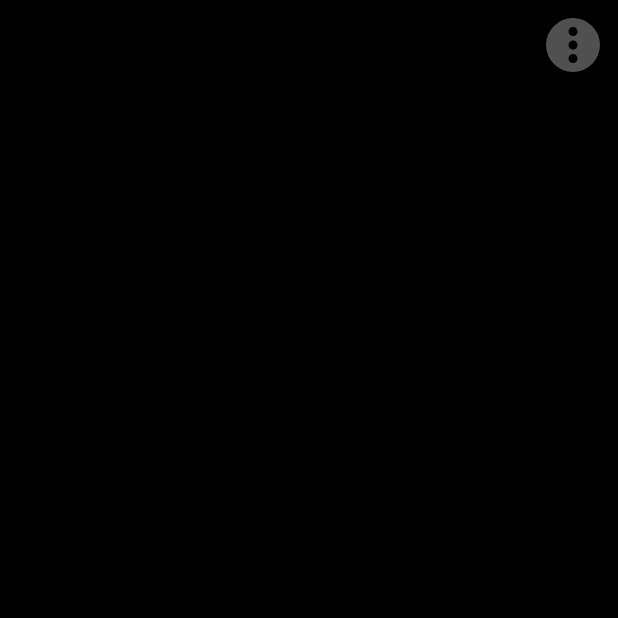
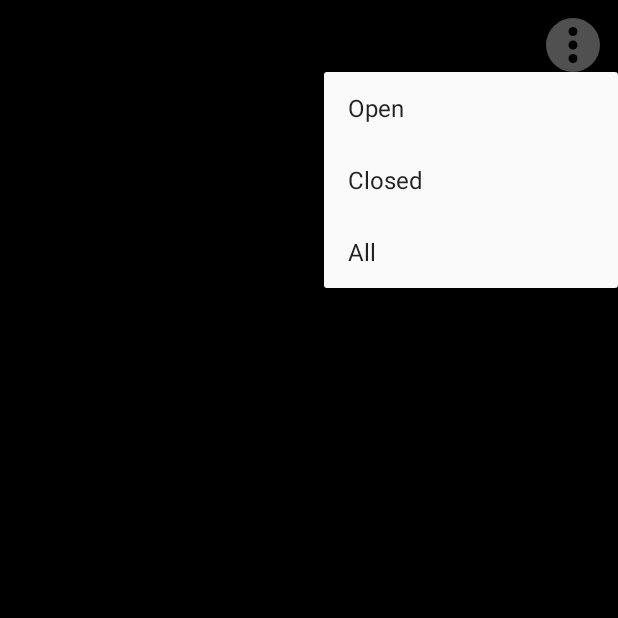
Before and after one commit to lovleen-bhalla/Gitpull, an Android app: the screen it shows after launch (PullRequestActivity), after a tap on an icon or button, on a phone screen of 412 x 824 dp, the top half of it. Run offline under Robolectric (Android 15) with nearby library versions, the phone set to English and light mode, and no system bars.

Commit message:
z ordering changed main activity

```diff
--- a/app/src/main/java/bytehack/xyz/gitpull/PRViewHolder.java
+++ b/app/src/main/java/bytehack/xyz/gitpull/PRViewHolder.java
@@ -56,7 +56,7 @@ public class PRViewHolder extends ListItemVH<PullRequestModel> {
 
             @Override
             public String key() {
-                return "roundedCorner";
+                return "roundedimage";
             }
         }).into(userImageView);
 
--- a/app/src/main/res/layout/activity_main.xml
+++ b/app/src/main/res/layout/activity_main.xml
@@ -5,6 +5,13 @@
     android:layout_height="match_parent"
     tools:context=".PullRequestActivity"
     android:background="@color/primaryDarkColor">
+
+    <androidx.recyclerview.widget.RecyclerView
+        android:paddingStart="8dp"
+        android:paddingEnd="8dp"
+        android:id="@+id/list_pull_requests"
+        android:layout_width="match_parent"
+        android:layout_height="match_parent" />
 
     <FrameLayout
         android:id="@+id/layout_menu"
@@ -22,11 +29,4 @@
 
     </FrameLayout>
 
-    <androidx.recyclerview.widget.RecyclerView
-        android:paddingStart="8dp"
-        android:paddingEnd="8dp"
-        android:id="@+id/list_pull_requests"
-        android:layout_width="match_parent"
-        android:layout_height="match_parent" />
-
 </FrameLayout>
```
